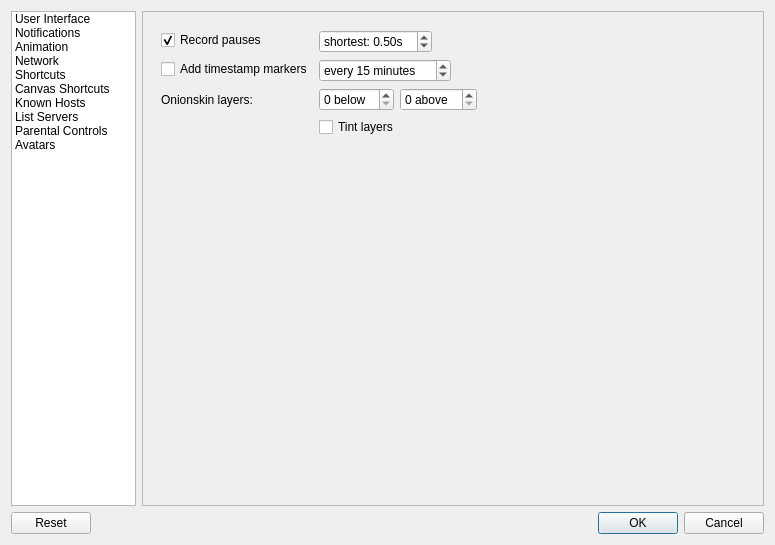
Qt form src/desktop/ui/settings.ui (drawpile/Drawpile) before a commit.
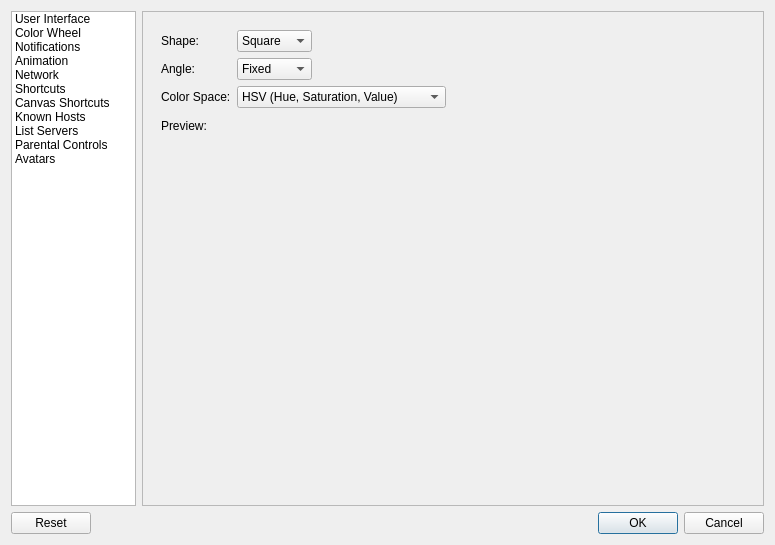
The same form after that commit. The open tabs and pages were chosen to show the change. Icons and pictures are not drawn. Custom widgets are drawn as their Qt base class.

Commit message:
Add colorwheel shape, angle and space options
A new tab in preferences allows you to set these and wires them up to
the matching options in the ColorWheel class. If no settings exist yet,
it'll default to a rectangular, fixed colorwheel with a square shape, as
before.

From my testing, the Lch color space acts in a really confusing manner.
I guess this would make sense to people who know how to work it, but I
dunno if it's actually a use case for Drawpile, so maybe it could be
removed to avoid bug reports by users that are as perplexed by the
behavior as I am.

```diff
--- a/src/desktop/ui/settings.ui
+++ b/src/desktop/ui/settings.ui
@@ -23,6 +23,11 @@
          <string>User Interface</string>
         </property>
        </item>
+       <item>
+        <property name="text">
+         <string>Color Wheel</string>
+        </property>
+       </item>
        <item>
         <property name="text">
          <string>Notifications</string>
@@ -333,6 +338,98 @@
             </item>
            </layout>
           </widget>
+          <widget class="QWidget" name="colorwheelPage">
+           <layout class="QFormLayout" name="formLayout_9">
+            <property name="fieldGrowthPolicy">
+            <enum>QFormLayout::ExpandingFieldsGrow</enum>
+            </property>
+            <item row="0" column="0">
+             <widget class="QLabel" name="label_30">
+              <property name="text">
+               <string>Shape:</string>
+              </property>
+             </widget>
+            </item>
+            <item row="0" column="1">
+             <widget class="QComboBox" name="colorwheelShapeBox">
+              <item>
+               <property name="text">
+                <string>Square</string>
+               </property>
+              </item>
+              <item>
+               <property name="text">
+                <string>Triangle</string>
+               </property>
+              </item>
+             </widget>
+            </item>
+            <item row="1" column="0">
+             <widget class="QLabel" name="label_31">
+              <property name="text">
+               <string>Angle:</string>
+              </property>
+             </widget>
+            </item>
+            <item row="1" column="1">
+             <widget class="QComboBox" name="colorwheelAngleBox">
+              <item>
+               <property name="text">
+                <string>Fixed</string>
+               </property>
+              </item>
+              <item>
+               <property name="text">
+                <string>Rotating</string>
+               </property>
+              </item>
+             </widget>
+            </item>
+            <item row="2" column="0">
+             <widget class="QLabel" name="label_32">
+              <property name="text">
+               <string>Color Space:</string>
+              </property>
+             </widget>
+            </item>
+            <item row="2" column="1">
+             <widget class="QComboBox" name="colorwheelSpaceBox">
+              <item>
+               <property name="text">
+                <string>HSV (Hue, Saturation, Value)</string>
+               </property>
+              </item>
+              <item>
+               <property name="text">
+                <string>HSL (Hue, Saturation, Lightness)</string>
+               </property>
+              </item>
+              <item>
+               <property name="text">
+                <string>Lch (Luminance, Chroma, Hue)</string>
+               </property>
+              </item>
+             </widget>
+            </item>
+            <item row="3" column="1">
+             <widget class="color_widgets::ColorWheel" name="colorwheel" native="true">
+              <property name="sizePolicy">
+               <sizepolicy hsizetype="Expanding" vsizetype="Expanding">
+                <horstretch>0</horstretch>
+                <verstretch>0</verstretch>
+               </sizepolicy>
+              </property>
+             </widget>
+            </item>
+            <item row="3" column="0">
+             <widget class="QLabel" name="label_33">
+              <property name="text">
+               <string>Preview:</string>
+              </property>
+             </widget>
+            </item>
+           </layout>
+          </widget>
           <widget class="QWidget" name="page_2">
            <layout class="QFormLayout" name="formLayout_6">
             <item row="0" column="0">
@@ -1122,6 +1219,11 @@
    <extends>QWidget</extends>
    <header>widgets/modifierkeys.h</header>
   </customwidget>
+  <customwidget>
+   <class>color_widgets::ColorWheel</class>
+   <extends>QWidget</extends>
+   <header>ColorWheel</header>
+  </customwidget>
  </customwidgets>
  <resources/>
  <connections>
```
Left out of the diff: 14 changed lines with no effect on the pictures. The commit also changes 4 other files.
